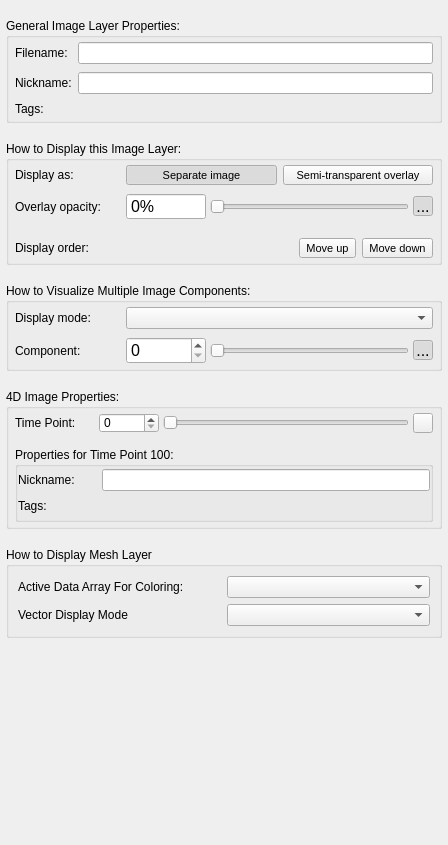
This is GUI/Qt/Components/GeneralLayerInspector.ui in pyushkevich/itksnap as Qt 5 draws it before an edit. The edited form follows.
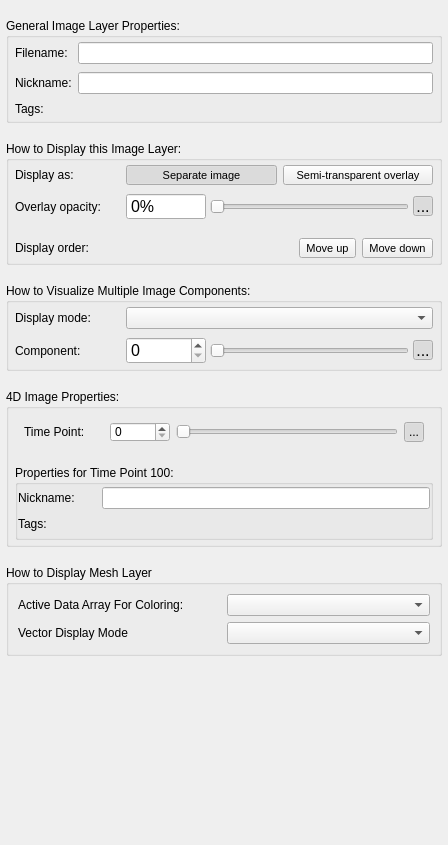
This is the edited form. Icons and pictures are not drawn. Custom widgets are drawn as their Qt base class.

```diff
--- a/GUI/Qt/Components/GeneralLayerInspector.ui
+++ b/GUI/Qt/Components/GeneralLayerInspector.ui
@@ -736,21 +736,6 @@
          </size>
         </property>
         <layout class="QHBoxLayout" name="horizontalLayout_3">
-         <property name="spacing">
-          <number>4</number>
-         </property>
-         <property name="leftMargin">
-          <number>0</number>
-         </property>
-         <property name="topMargin">
-          <number>0</number>
-         </property>
-         <property name="rightMargin">
-          <number>0</number>
-         </property>
-         <property name="bottomMargin">
-          <number>0</number>
-         </property>
          <item>
           <widget class="QLabel" name="lblTP">
            <property name="sizePolicy">
@@ -818,13 +803,7 @@
           </widget>
          </item>
          <item>
-          <widget class="QToolButton" name="btnTPPlayback">
-           <property name="minimumSize">
-            <size>
-             <width>20</width>
-             <height>20</height>
-            </size>
-           </property>
+          <widget class="QToolButton" name="btn4DReplay">
            <property name="maximumSize">
             <size>
              <width>20</width>
@@ -832,11 +811,26 @@
             </size>
            </property>
            <property name="text">
-            <string/>
+            <string>...</string>
            </property>
            <property name="icon">
             <iconset resource="../Resources/SNAPResources.qrc">
-             <normaloff>:/root/media-playback-start-4.png</normaloff>:/root/media-playback-start-4.png</iconset>
+             <normaloff>:/root/icons8_film_reel_12.png</normaloff>:/root/icons8_film_reel_12.png</iconset>
+           </property>
+           <property name="iconSize">
+            <size>
+             <width>12</width>
+             <height>12</height>
+            </size>
+           </property>
+           <property name="checkable">
+            <bool>true</bool>
+           </property>
+           <property name="checked">
+            <bool>true</bool>
+           </property>
+           <property name="autoRaise">
+            <bool>true</bool>
            </property>
           </widget>
          </item>
```
Left out of the diff: 3 changed lines with no effect on the pictures.
